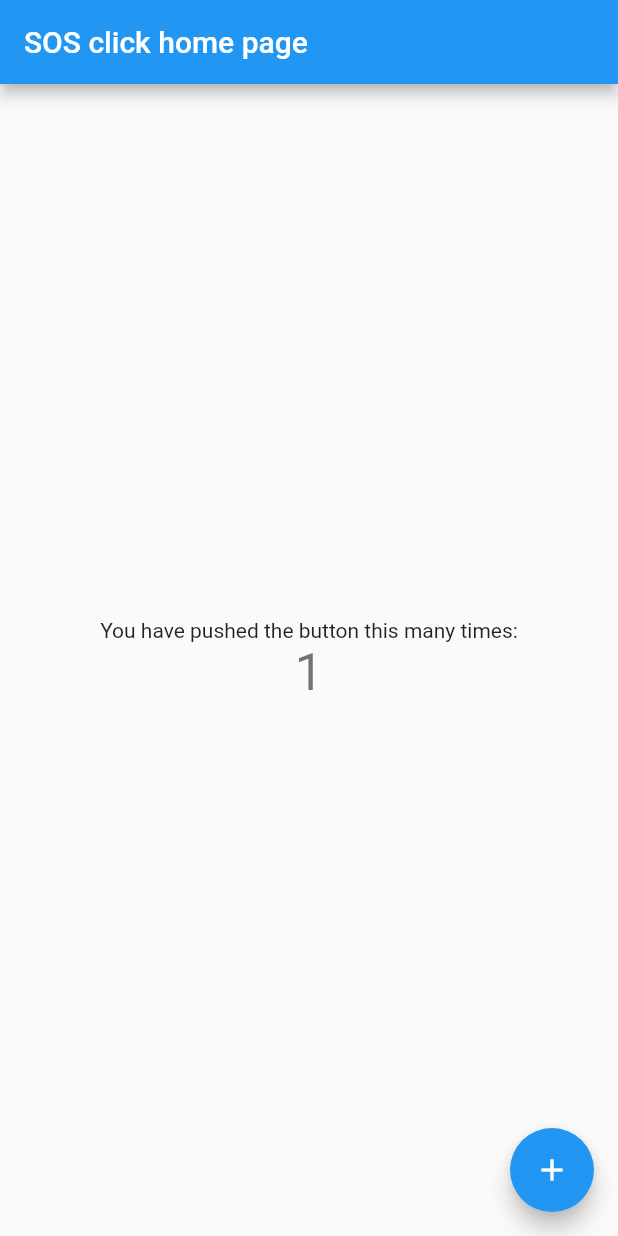
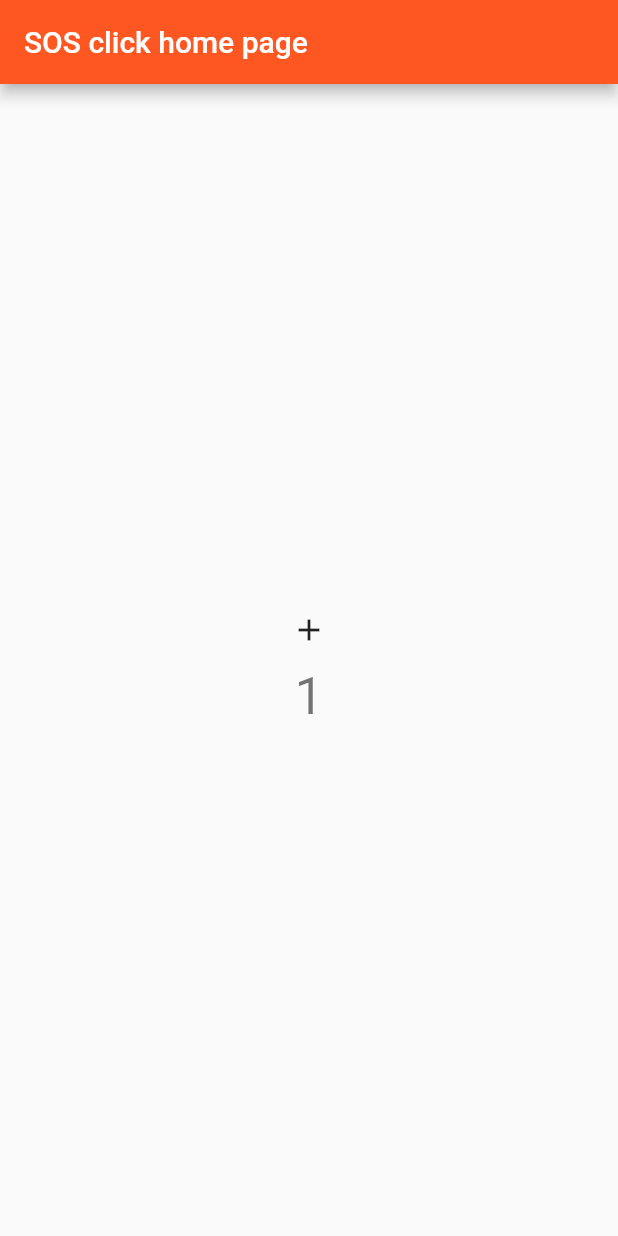
Before and after one commit to vrn1team/sosclick, a Flutter app: the screen it shows after launch, after a tap on the "add" icon, on a phone screen of 412 x 824 dp. Run offline on Flutter 3.47's test engine with Material 2 defaults, Android fonts, the phone set to English and light mode, and no system bars.

```diff
--- a/lib/main.dart
+++ b/lib/main.dart
@@ -1,16 +1,21 @@
 import 'package:flutter/material.dart';
 
-void main() => runApp(MyApp());
+void main() => runApp(SOSClickApp());
 
-class MyApp extends StatelessWidget {
-  // This widget is the root of your application.
+class SOSClickApp extends StatefulWidget {
+  @override
+  State<StatefulWidget> createState() {
+    return _SOSClickAppState();
+  }
+}
+
+class _SOSClickAppState extends State<SOSClickApp> {
   @override
   Widget build(BuildContext context) {
     return MaterialApp(
       title: 'SOS Click',
       theme: ThemeData(
-        primarySwatch: Colors.blue,
-      ),
+          primarySwatch: Colors.deepOrange, accentColor: Colors.redAccent),
       home: SOSHomePage(title: 'SOS click home page'),
     );
   }
@@ -18,7 +23,6 @@ class MyApp extends StatelessWidget {
 
 class SOSHomePage extends StatefulWidget {
   SOSHomePage({Key key, this.title}) : super(key: key);
-
 
   final String title;
 
@@ -28,6 +32,9 @@ class SOSHomePage extends StatefulWidget {
 
 class _SOSHomePageState extends State<SOSHomePage> {
   int _counter = 0;
+  bool _visible = false;
+
+  void _callEmergency() {}
 
   void _incrementCounter() {
     setState(() {
@@ -36,7 +43,12 @@ class _SOSHomePageState extends State<SOSHomePage> {
       // so that the display can reflect the updated values. If we changed
       // _counter without calling setState(), then the build method would not be
       // called again, and so nothing would appear to happen.
-      _counter++;
+      if (_counter < 3) {
+        _counter++;
+      } else {
+        _visible = true;
+        _callEmergency();
+      }
     });
   }
 
@@ -60,21 +72,26 @@ class _SOSHomePageState extends State<SOSHomePage> {
         child: Column(
           mainAxisAlignment: MainAxisAlignment.center,
           children: <Widget>[
-            Text(
-              'You have pushed the button this many times:',
+            Center(
+              child: FlatButton(
+                onPressed: _incrementCounter,
+                child: Icon(Icons.add),
+              ),
             ),
             Text(
               '$_counter',
               style: Theme.of(context).textTheme.display1,
             ),
+            Visibility(
+              child: Text(
+                'Calling the emergency ...',
+                style: Theme.of(context).textTheme.display1,
+              ),
+              visible: _visible,
+            ),
           ],
         ),
       ),
-      floatingActionButton: FloatingActionButton(
-        onPressed: _incrementCounter,
-        tooltip: 'Increment',
-        child: Icon(Icons.add),
-      ), // This trailing comma makes auto-formatting nicer for build methods.
     );
   }
 }
--- /dev/null
+++ b/lib/shared/global_config.dart
@@ -0,0 +1 @@
+final String googleMapsApiKey = '';
```
Also changed, not shown: lib/models/location_data.dart (added, +8 -0 lines), lib/models/relatives.dart (added, +21 -0 lines), lib/models/user.dart (added, +15 -0 lines), lib/shared/adaptive_theme.dart (added, +19 -0 lines), pubspec.yaml (+9 -6 lines), pubspec.lock.
